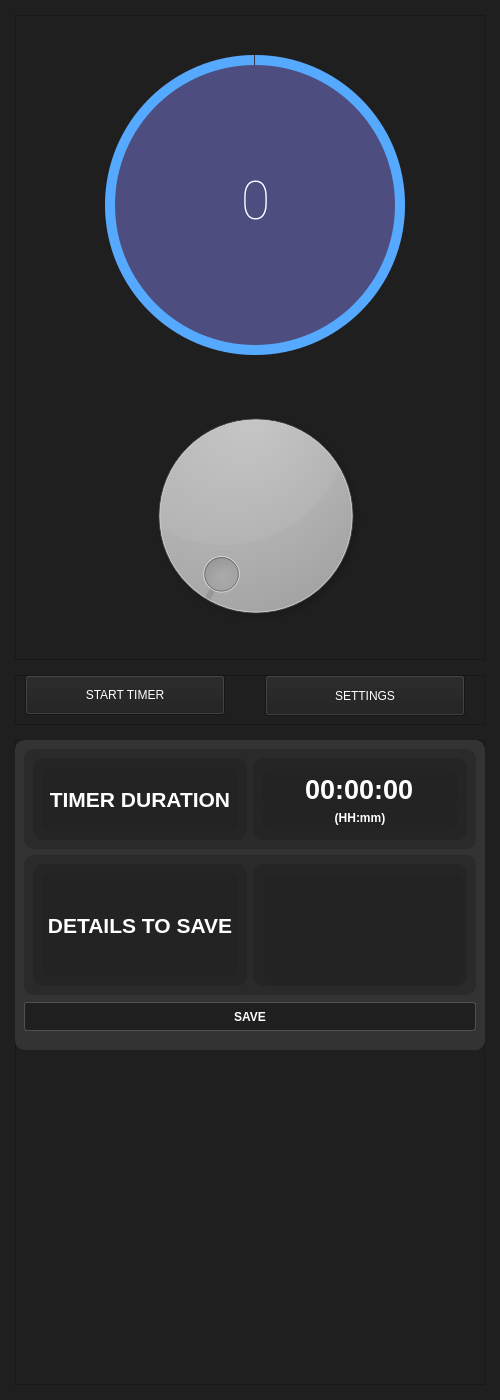
This is circleTimer.ui in gutmmm/TimerPasswordBox as Qt 5 draws it before an edit. The edited form follows.
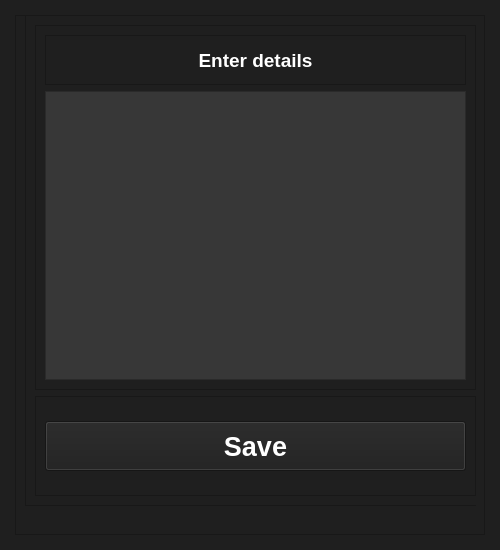
This is the edited form. The open tabs and pages were chosen to show the change.

Commit message: Changed layout. Backend to be fixed

Patch:
```diff
--- a/circleTimer.ui
+++ b/circleTimer.ui
@@ -10,21 +10,166 @@
     <x>0</x>
     <y>0</y>
     <width>500</width>
-    <height>1400</height>
+    <height>550</height>
    </rect>
   </property>
   <property name="minimumSize">
    <size>
     <width>500</width>
-    <height>1400</height>
+    <height>550</height>
    </size>
   </property>
   <property name="maximumSize">
    <size>
     <width>500</width>
-    <height>1400</height>
+    <height>550</height>
    </size>
   </property>
+  <property name="palette">
+   <palette>
+    <active>
+     <colorrole role="WindowText">
+      <brush brushstyle="SolidPattern">
+       <color alpha="255">
+        <red>255</red>
+        <green>255</green>
+        <blue>255</blue>
+       </color>
+      </brush>
+     </colorrole>
+     <colorrole role="Button">
+      <brush brushstyle="SolidPattern">
+       <color alpha="255">
+        <red>31</red>
+        <green>31</green>
+        <blue>31</blue>
+       </color>
+      </brush>
+     </colorrole>
+     <colorrole role="ButtonText">
+      <brush brushstyle="SolidPattern">
+       <color alpha="255">
+        <red>255</red>
+        <green>255</green>
+        <blue>255</blue>
+       </color>
+      </brush>
+     </colorrole>
+     <colorrole role="Base">
+      <brush brushstyle="SolidPattern">
+       <color alpha="255">
+        <red>255</red>
+        <green>255</green>
+        <blue>255</blue>
+       </color>
+      </brush>
+     </colorrole>
+     <colorrole role="Window">
+      <brush brushstyle="SolidPattern">
+       <color alpha="255">
+        <red>31</red>
+        <green>31</green>
+        <blue>31</blue>
+       </color>
+      </brush>
+     </colorrole>
+    </active>
+    <inactive>
+     <colorrole role="WindowText">
+      <brush brushstyle="SolidPattern">
+       <color alpha="255">
+        <red>255</red>
+        <green>255</green>
+        <blue>255</blue>
+       </color>
+      </brush>
+     </colorrole>
+     <colorrole role="Button">
+      <brush brushstyle="SolidPattern">
+       <color alpha="255">
+        <red>31</red>
+        <green>31</green>
+        <blue>31</blue>
+       </color>
+      </brush>
+     </colorrole>
+     <colorrole role="ButtonText">
+      <brush brushstyle="SolidPattern">
+       <color alpha="255">
+        <red>255</red>
+        <green>255</green>
+        <blue>255</blue>
+       </color>
+      </brush>
+     </colorrole>
+     <colorrole role="Base">
+      <brush brushstyle="SolidPattern">
+       <color alpha="255">
+        <red>255</red>
+        <green>255</green>
+        <blue>255</blue>
+       </color>
+      </brush>
+     </colorrole>
+     <colorrole role="Window">
+      <brush brushstyle="SolidPattern">
+       <color alpha="255">
+        <red>31</red>
+        <green>31</green>
+        <blue>31</blue>
+       </color>
+      </brush>
+     </colorrole>
+    </inactive>
+    <disabled>
+     <colorrole role="WindowText">
+      <brush brushstyle="SolidPattern">
+       <color alpha="255">
+        <red>190</red>
+        <green>190</green>
+        <blue>190</blue>
+       </color>
+      </brush>
+     </colorrole>
+     <colorrole role="Button">
+      <brush brushstyle="SolidPattern">
+       <color alpha="255">
+        <red>31</red>
+        <green>31</green>
+        <blue>31</blue>
+       </color>
+      </brush>
+     </colorrole>
+     <colorrole role="ButtonText">
+      <brush brushstyle="SolidPattern">
+       <color alpha="255">
+        <red>190</red>
+        <green>190</green>
+        <blue>190</blue>
+       </color>
+      </brush>
+     </colorrole>
+     <colorrole role="Base">
+      <brush brushstyle="SolidPattern">
+       <color alpha="255">
+        <red>31</red>
+        <green>31</green>
+        <blue>31</blue>
+       </color>
+      </brush>
+     </colorrole>
+     <colorrole role="Window">
+      <brush brushstyle="SolidPattern">
+       <color alpha="255">
+        <red>31</red>
+        <green>31</green>
+        <blue>31</blue>
+       </color>
+      </brush>
+     </colorrole>
+    </disabled>
+   </palette>
+  </property>
   <property name="contextMenuPolicy">
    <enum>Qt::DefaultContextMenu</enum>
   </property>
@@ -38,7 +183,13 @@
    <property name="minimumSize">
     <size>
      <width>0</width>
-     <height>1000</height>
+     <height>550</height>
+    </size>
+   </property>
+   <property name="maximumSize">
+    <size>
+     <width>16777215</width>
+     <height>550</height>
     </size>
    </property>
    <layout class="QVBoxLayout" name="verticalLayout_3">
@@ -57,379 +208,75 @@
     <property name="bottomMargin">
      <number>15</number>
     </property>
-    <item>
-     <widget class="QFrame" name="frame">
-      <property name="minimumSize">
-       <size>
-        <width>0</width>
-        <height>300</height>
-       </size>
-      </property>
-      <property name="frameShape">
-       <enum>QFrame::StyledPanel</enum>
-      </property>
-      <property name="frameShadow">
-       <enum>QFrame::Raised</enum>
-      </property>
-      <widget class="QFrame" name="circuralProgresBarBase">
-       <property name="geometry">
-        <rect>
-         <x>80</x>
-         <y>30</y>
-         <width>320</width>
-         <height>320</height>
-        </rect>
-       </property>
-       <property name="maximumSize">
-        <size>
-         <width>320</width>
-         <height>320</height>
-        </size>
-       </property>
-       <property name="frameShape">
-        <enum>QFrame::NoFrame</enum>
-       </property>
-       <property name="frameShadow">
-        <enum>QFrame::Raised</enum>
-       </property>
-       <widget class="QFrame" name="circuralProgress">
-        <property name="geometry">
-         <rect>
-          <x>10</x>
-          <y>10</y>
-          <width>300</width>
-          <height>300</height>
-         </rect>
-        </property>
-        <property name="styleSheet">
-         <string notr="true">QFrame{
-border-radius: 150px;
-background-color: qconicalgradient(cx:0.5, cy:0.5, angle:90, stop:0.0 rgba(200, 33, 142, 0), stop:0.001 rgba(85, 170, 255, 255));
-}</string>
-        </property>
-        <property name="frameShape">
-         <enum>QFrame::NoFrame</enum>
-        </property>
-        <property name="frameShadow">
-         <enum>QFrame::Raised</enum>
-        </property>
-       </widget>
-       <widget class="QFrame" name="circurallBg">
-        <property name="geometry">
-         <rect>
-          <x>10</x>
-          <y>10</y>
-          <width>300</width>
-          <height>300</height>
-         </rect>
-        </property>
-        <property name="styleSheet">
-         <string notr="true"> border-radius: 150px;
-background-color:rgba(77,77,127, 120);</string>
-        </property>
-        <property name="frameShape">
-         <enum>QFrame::StyledPanel</enum>
-        </property>
-        <property name="frameShadow">
-         <enum>QFrame::Raised</enum>
-        </property>
-       </widget>
-       <widget class="QFrame" name="container">
-        <property name="geometry">
-         <rect>
-          <x>20</x>
-          <y>20</y>
-          <width>280</width>
-          <height>280</height>
-         </rect>
-        </property>
-        <property name="styleSheet">
-         <string notr="true">QFrame{
-	background-color: rgba(77, 77, 127);
-	border-radius: 140px;
-}</string>
-        </property>
-        <property name="frameShape">
-         <enum>QFrame::StyledPanel</enum>
-        </property>
-        <property name="frameShadow">
-         <enum>QFrame::Raised</enum>
-        </property>
-        <widget class="QLabel" name="timeLabel">
-         <property name="geometry">
-          <rect>
-           <x>30</x>
-           <y>70</y>
-           <width>221</width>
-           <height>131</height>
-          </rect>
-         </property>
-         <property name="font">
-          <font>
-           <family>Roboto Thin</family>
-           <pointsize>40</pointsize>
-          </font>
-         </property>
-         <property name="text">
-          <string>&lt;html&gt;&lt;head/&gt;&lt;body&gt;&lt;p align=&quot;center&quot;&gt;&lt;span style=&quot; color:#ffffff;&quot;&gt;0&lt;/span&gt;&lt;/p&gt;&lt;/body&gt;&lt;/html&gt;</string>
-         </property>
-         <property name="textFormat">
-          <enum>Qt::AutoText</enum>
-         </property>
-         <property name="alignment">
-          <set>Qt::AlignCenter</set>
-         </property>
-        </widget>
-       </widget>
-       <zorder>circurallBg</zorder>
-       <zorder>circuralProgress</zorder>
-       <zorder>container</zorder>
-      </widget>
-      <widget class="QDial" name="dial">
-       <property name="geometry">
-        <rect>
-         <x>70</x>
-         <y>380</y>
-         <width>341</width>
-         <height>241</height>
-        </rect>
-       </property>
-       <property name="styleSheet">
-        <string notr="true">background-color: rgb(0, 0, 0, 0);
-color: rgb(255, 255, 255, 0);</string>
-       </property>
-      </widget>
-     </widget>
-    </item>
-    <item>
-     <widget class="QFrame" name="button_frame">
-      <property name="minimumSize">
-       <size>
-        <width>0</width>
-        <height>30</height>
-       </size>
-      </property>
-      <property name="maximumSize">
-       <size>
-        <width>16777215</width>
-        <height>50</height>
-       </size>
-      </property>
-      <property name="frameShape">
-       <enum>QFrame::StyledPanel</enum>
-      </property>
-      <property name="frameShadow">
-       <enum>QFrame::Raised</enum>
-      </property>
-      <widget class="QPushButton" name="start_button">
-       <property name="geometry">
-        <rect>
-         <x>10</x>
-         <y>0</y>
-         <width>200</width>
-         <height>40</height>
-        </rect>
-       </property>
-       <property name="minimumSize">
-        <size>
-         <width>0</width>
-         <height>40</height>
-        </size>
-       </property>
-       <property name="maximumSize">
-        <size>
-         <width>200</width>
-         <height>16777215</height>
-        </size>
-       </property>
-       <property name="styleSheet">
-        <string notr="true">color: rgb(255, 255, 255);</string>
-       </property>
-       <property name="text">
-        <string>START TIMER</string>
-       </property>
-      </widget>
-      <widget class="QPushButton" name="new_entry_button">
-       <property name="geometry">
-        <rect>
-         <x>250</x>
-         <y>0</y>
-         <width>200</width>
-         <height>41</height>
-        </rect>
-       </property>
-       <property name="minimumSize">
-        <size>
-         <width>0</width>
-         <height>22</height>
-        </size>
-       </property>
-       <property name="maximumSize">
-        <size>
-         <width>200</width>
-         <height>87</height>
-        </size>
-       </property>
-       <property name="styleSheet">
-        <string notr="true">color: rgb(255, 255, 255);</string>
-       </property>
-       <property name="text">
-        <string>SETTINGS</string>
-       </property>
-      </widget>
-     </widget>
-    </item>
     <item>
      <widget class="QFrame" name="floating_frame">
       <property name="minimumSize">
        <size>
         <width>0</width>
-        <height>320</height>
-       </size>
-      </property>
-      <property name="frameShape">
-       <enum>QFrame::StyledPanel</enum>
-      </property>
-      <property name="frameShadow">
-       <enum>QFrame::Raised</enum>
-      </property>
-      <widget class="QFrame" name="info_frame">
-       <property name="geometry">
-        <rect>
-         <x>0</x>
-         <y>10</y>
-         <width>470</width>
-         <height>0</height>
-        </rect>
-       </property>
-       <property name="minimumSize">
-        <size>
-         <width>0</width>
-         <height>0</height>
+        <height>458</height>
         </size>
        </property>
        <property name="maximumSize">
         <size>
          <width>16777215</width>
-         <height>0</height>
-        </size>
-       </property>
-       <property name="styleSheet">
-        <string notr="true">background-color: rgb(51, 51, 51);
-border-radius: 10px;</string>
-       </property>
+        <height>550</height>
+       </size>
+      </property>
        <property name="frameShape">
         <enum>QFrame::StyledPanel</enum>
        </property>
        <property name="frameShadow">
-        <enum>QFrame::Raised</enum>
-       </property>
-       <widget class="QTextBrowser" name="textBrowser">
+       <enum>QFrame::Sunken</enum>
+      </property>
+      <widget class="QStackedWidget" name="stackedWidget">
         <property name="geometry">
          <rect>
-          <x>20</x>
-          <y>10</y>
-          <width>441</width>
-          <height>251</height>
-         </rect>
-        </property>
-        <property name="html">
-         <string>&lt;!DOCTYPE HTML PUBLIC &quot;-//W3C//DTD HTML 4.0//EN&quot; &quot;http://www.w3.org/TR/REC-html40/strict.dtd&quot;&gt;
-&lt;html&gt;&lt;head&gt;&lt;meta name=&quot;qrichtext&quot; content=&quot;1&quot; /&gt;&lt;style type=&quot;text/css&quot;&gt;
-p, li { white-space: pre-wrap; }
-&lt;/style&gt;&lt;/head&gt;&lt;body style=&quot; font-family:'Ubuntu'; font-size:11pt; font-weight:400; font-style:normal;&quot;&gt;
-&lt;p style=&quot; margin-top:0px; margin-bottom:0px; margin-left:0px; margin-right:0px; -qt-block-indent:0; text-indent:0px;&quot;&gt;&lt;span style=&quot; color:#ffffff;&quot;&gt;Lorem Ipsum&lt;/span&gt;&lt;/p&gt;&lt;/body&gt;&lt;/html&gt;</string>
-        </property>
-       </widget>
-      </widget>
-      <widget class="QFrame" name="settings_frame">
-       <property name="geometry">
-        <rect>
-         <x>0</x>
+         <x>10</x>
          <y>0</y>
-         <width>470</width>
-         <height>310</height>
+         <width>451</width>
+         <height>500</height>
         </rect>
        </property>
        <property name="minimumSize">
         <size>
-         <width>469</width>
-         <height>310</height>
+         <width>0</width>
+         <height>500</height>
         </size>
        </property>
        <property name="maximumSize">
         <size>
-         <width>470</width>
-         <height>0</height>
+         <width>16777215</width>
+         <height>500</height>
         </size>
        </property>
-       <property name="styleSheet">
-        <string notr="true">background-color: rgb(51, 51, 51);
-border-radius: 10px;</string>
-       </property>
-       <property name="frameShape">
-        <enum>QFrame::StyledPanel</enum>
-       </property>
-       <property name="frameShadow">
-        <enum>QFrame::Raised</enum>
-       </property>
+       <widget class="QWidget" name="page">
        <layout class="QVBoxLayout" name="verticalLayout">
         <item>
-         <widget class="QFrame" name="frame_2">
+          <widget class="QFrame" name="frame">
           <property name="maximumSize">
            <size>
             <width>16777215</width>
             <height>100</height>
            </size>
           </property>
-          <property name="autoFillBackground">
-           <bool>false</bool>
-          </property>
-          <property name="styleSheet">
-           <string notr="true">background-color: rgb(31, 31, 31, 120);</string>
-          </property>
           <property name="frameShape">
            <enum>QFrame::StyledPanel</enum>
           </property>
           <property name="frameShadow">
-           <enum>QFrame::Sunken</enum>
-          </property>
-          <property name="lineWidth">
-           <number>4</number>
-          </property>
-          <property name="midLineWidth">
-           <number>4</number>
-          </property>
-          <layout class="QHBoxLayout" name="horizontalLayout">
-           <item>
-            <widget class="QFrame" name="frame_5">
-             <property name="baseSize">
-              <size>
-               <width>1</width>
-               <height>1</height>
-              </size>
-             </property>
-             <property name="styleSheet">
-              <string notr="true"/>
-             </property>
-             <property name="frameShape">
-              <enum>QFrame::StyledPanel</enum>
-             </property>
-             <property name="frameShadow">
-              <enum>QFrame::Sunken</enum>
-             </property>
-             <property name="lineWidth">
-              <number>23</number>
-             </property>
-             <property name="midLineWidth">
-              <number>25</number>
-             </property>
-             <layout class="QVBoxLayout" name="verticalLayout_4">
+            <enum>QFrame::Raised</enum>
+           </property>
+           <layout class="QVBoxLayout" name="verticalLayout_2">
               <item>
                <widget class="QLabel" name="label">
+              <property name="maximumSize">
+               <size>
+                <width>16777215</width>
+                <height>50</height>
+               </size>
+              </property>
                 <property name="font">
                  <font>
-                  <pointsize>16</pointsize>
+                <pointsize>20</pointsize>
                   <weight>75</weight>
                   <bold>true</bold>
                  </font>
@@ -438,13 +285,7 @@
                  <string notr="true">color: rgb(255, 255, 255);</string>
                 </property>
                 <property name="text">
-                 <string>TIMER DURATION</string>
-                </property>
-                <property name="textFormat">
-                 <enum>Qt::AutoText</enum>
-                </property>
-                <property name="scaledContents">
-                 <bool>false</bool>
+               <string>Avialable Vaults</string>
                 </property>
                 <property name="alignment">
                  <set>Qt::AlignCenter</set>
@@ -455,214 +296,100 @@
             </widget>
            </item>
            <item>
-            <widget class="QFrame" name="frame_6">
-             <property name="styleSheet">
-              <string notr="true"/>
-             </property>
+          <widget class="QFrame" name="frame_4">
              <property name="frameShape">
               <enum>QFrame::StyledPanel</enum>
              </property>
              <property name="frameShadow">
               <enum>QFrame::Raised</enum>
+           </property>
+           <layout class="QVBoxLayout" name="verticalLayout_4">
+            <property name="leftMargin">
+             <number>9</number>
+            </property>
+            <item>
+             <widget class="QScrollArea" name="scrollArea">
+              <property name="widgetResizable">
+               <bool>true</bool>
+              </property>
+              <widget class="QWidget" name="scrollAreaWidgetContents">
+               <property name="geometry">
+                <rect>
+                 <x>0</x>
+                 <y>0</y>
+                 <width>411</width>
+                 <height>346</height>
+                </rect>
              </property>
              <layout class="QVBoxLayout" name="verticalLayout_5">
-              <property name="topMargin">
-               <number>0</number>
-              </property>
               <item>
-               <widget class="QTimeEdit" name="timeEdit">
+                 <widget class="QPushButton" name="vault_btn">
                 <property name="minimumSize">
                  <size>
                   <width>0</width>
-                  <height>40</height>
-                 </size>
-                </property>
-                <property name="maximumSize">
-                 <size>
-                  <width>16777215</width>
-                  <height>18</height>
-                 </size>
-                </property>
-                <property name="font">
-                 <font>
-                  <pointsize>20</pointsize>
-                  <weight>75</weight>
-                  <bold>true</bold>
-                 </font>
-                </property>
-                <property name="cursor">
-                 <cursorShape>SizeVerCursor</cursorShape>
-                </property>
-                <property name="mouseTracking">
-                 <bool>true</bool>
-                </property>
-                <property name="tabletTracking">
-                 <bool>true</bool>
-                </property>
-                <property name="layoutDirection">
-                 <enum>Qt::RightToLeft</enum>
-                </property>
-                <property name="styleSheet">
-                 <string notr="true">color: rgb(255, 255, 255);</string>
-                </property>
-                <property name="alignment">
-                 <set>Qt::AlignCenter</set>
-                </property>
-                <property name="buttonSymbols">
-                 <enum>QAbstractSpinBox::NoButtons</enum>
-                </property>
-                <property name="currentSection">
-                 <enum>QDateTimeEdit::HourSection</enum>
-                </property>
-               </widget>
-              </item>
-              <item>
-               <widget class="QLabel" name="label_3">
-                <property name="maximumSize">
-                 <size>
-                  <width>16777215</width>
                   <height>50</height>
                  </size>
                 </property>
-                <property name="font">
-                 <font>
-                  <weight>75</weight>
-                  <bold>true</bold>
-                 </font>
-                </property>
                 <property name="styleSheet">
                  <string notr="true">color: rgb(255, 255, 255);</string>
                 </property>
                 <property name="text">
-                 <string>(HH:mm)</string>
-                </property>
-                <property name="alignment">
-                 <set>Qt::AlignCenter</set>
-                </property>
+                   <string>Empty</string>
+                  </property>
                </widget>
               </item>
              </layout>
             </widget>
+             </widget>
            </item>
           </layout>
          </widget>
         </item>
-        <item>
-         <widget class="QFrame" name="frame_3">
-          <property name="autoFillBackground">
-           <bool>false</bool>
-          </property>
-          <property name="styleSheet">
-           <string notr="true">background-color: rgb(31, 31, 31, 120);</string>
-          </property>
-          <property name="frameShape">
-           <enum>QFrame::StyledPanel</enum>
-          </property>
-          <property name="frameShadow">
-           <enum>QFrame::Raised</enum>
-          </property>
-          <layout class="QHBoxLayout" name="horizontalLayout_2">
            <item>
             <widget class="QFrame" name="frame_7">
-             <property name="baseSize">
+           <property name="minimumSize">
               <size>
-               <width>1</width>
-               <height>1</height>
-              </size>
-             </property>
-             <property name="styleSheet">
-              <string notr="true"/>
+             <width>0</width>
+             <height>50</height>
+            </size>
+           </property>
+           <property name="maximumSize">
+            <size>
+             <width>16777215</width>
+             <height>50</height>
+            </size>
              </property>
              <property name="frameShape">
               <enum>QFrame::StyledPanel</enum>
              </property>
              <property name="frameShadow">
-              <enum>QFrame::Sunken</enum>
-             </property>
-             <property name="lineWidth">
-              <number>23</number>
-             </property>
-             <property name="midLineWidth">
-              <number>25</number>
-             </property>
-             <layout class="QVBoxLayout" name="verticalLayout_2">
+            <enum>QFrame::Raised</enum>
+           </property>
+           <layout class="QVBoxLayout" name="verticalLayout_10">
               <item>
-               <widget class="QLabel" name="label_2">
-                <property name="font">
-                 <font>
-                  <pointsize>16</pointsize>
-                  <weight>75</weight>
-                  <bold>true</bold>
-                 </font>
-                </property>
+             <widget class="QPushButton" name="add_btn">
                 <property name="styleSheet">
                  <string notr="true">color: rgb(255, 255, 255);</string>
                 </property>
                 <property name="text">
-                 <string>DETAILS TO SAVE</string>
-                </property>
-                <property name="alignment">
-                 <set>Qt::AlignCenter</set>
-                </property>
+               <string>Add New Vault</string>
+              </property>
                </widget>
               </item>
              </layout>
             </widget>
            </item>
-           <item>
-            <widget class="QFrame" name="frame_8">
-             <property name="baseSize">
-              <size>
-               <width>1</width>
-               <height>1</height>
-              </size>
-             </property>
-             <property name="styleSheet">
-              <string notr="true"/>
-             </property>
-             <property name="frameShape">
-              <enum>QFrame::StyledPanel</enum>
-             </property>
-             <property name="frameShadow">
-              <enum>QFrame::Sunken</enum>
-             </property>
-             <property name="lineWidth">
-              <number>23</number>
-             </property>
-             <property name="midLineWidth">
-              <number>25</number>
-             </property>
-             <widget class="QPlainTextEdit" name="plainTextEdit">
+        </layout>
+       </widget>
+       <widget class="QWidget" name="page_2">
+        <widget class="QFrame" name="frame_5">
               <property name="geometry">
                <rect>
-                <x>10</x>
-                <y>10</y>
-                <width>201</width>
-                <height>111</height>
-               </rect>
-              </property>
-              <property name="font">
-               <font>
-                <weight>75</weight>
-                <bold>true</bold>
-               </font>
-              </property>
-              <property name="styleSheet">
-               <string notr="true">color: rgb(255, 255, 255);</string>
-              </property>
-             </widget>
-            </widget>
-           </item>
-          </layout>
-         </widget>
-        </item>
-        <item>
-         <widget class="QFrame" name="frame_4">
-          <property name="maximumSize">
-           <size>
-            <width>470</width>
-            <height>40</height>
-           </size>
+           <x>0</x>
+           <y>0</y>
+           <width>461</width>
+           <height>491</height>
+          </rect>
           </property>
           <property name="frameShape">
            <enum>QFrame::StyledPanel</enum>
@@ -671,59 +398,108 @@
            <enum>QFrame::Raised</enum>
           </property>
           <layout class="QVBoxLayout" name="verticalLayout_6">
-           <property name="leftMargin">
-            <number>0</number>
-           </property>
-           <property name="topMargin">
-            <number>0</number>
-           </property>
-           <property name="rightMargin">
-            <number>0</number>
-           </property>
+          <item>
+           <widget class="QFrame" name="frame_3">
+            <property name="frameShape">
+             <enum>QFrame::StyledPanel</enum>
+            </property>
+            <property name="frameShadow">
+             <enum>QFrame::Raised</enum>
+            </property>
+            <layout class="QVBoxLayout" name="verticalLayout_7">
+             <item>
+              <widget class="QFrame" name="frame_6">
+               <property name="minimumSize">
+                <size>
+                 <width>0</width>
+                 <height>50</height>
+                </size>
+               </property>
+               <property name="frameShape">
+                <enum>QFrame::StyledPanel</enum>
+               </property>
+               <property name="frameShadow">
+                <enum>QFrame::Raised</enum>
+               </property>
+               <layout class="QVBoxLayout" name="verticalLayout_9">
+                <item>
+                 <widget class="QLabel" name="label_2">
+                  <property name="font">
+                   <font>
+                    <pointsize>14</pointsize>
+                    <weight>75</weight>
+                    <bold>true</bold>
+                   </font>
+                  </property>
+                  <property name="styleSheet">
+                   <string notr="true">color: rgb(255, 255, 255);</string>
+                  </property>
+                  <property name="text">
+                   <string>Enter details</string>
+                  </property>
+                  <property name="alignment">
+                   <set>Qt::AlignCenter</set>
+                  </property>
+                 </widget>
+                </item>
+               </layout>
+              </widget>
+             </item>
+             <item>
+              <widget class="QTextEdit" name="textEdit">
+               <property name="styleSheet">
+                <string notr="true">background-color: rgb(55, 55, 55);</string>
+               </property>
+              </widget>
+             </item>
+            </layout>
+           </widget>
+          </item>
+          <item>
+           <widget class="QFrame" name="frame_2">
+            <property name="minimumSize">
+             <size>
+              <width>0</width>
+              <height>100</height>
+             </size>
+            </property>
+            <property name="frameShape">
+             <enum>QFrame::StyledPanel</enum>
+            </property>
+            <property name="frameShadow">
+             <enum>QFrame::Raised</enum>
+            </property>
+            <layout class="QVBoxLayout" name="verticalLayout_8">
            <item>
             <widget class="QPushButton" name="pushButton">
              <property name="minimumSize">
               <size>
-               <width>445</width>
-               <height>29</height>
+                 <width>0</width>
+                 <height>50</height>
               </size>
              </property>
              <property name="font">
               <font>
+                 <pointsize>20</pointsize>
                <weight>75</weight>
                <bold>true</bold>
               </font>
              </property>
              <property name="styleSheet">
-              <string notr="true">QPushButton {
-	color: rgb(255, 255, 255);
-	background-color: rgb(31, 31, 31);
-	border: 1px solid;
-	border-color: rgb(80, 80, 80);
-	border-radius: 3px;
-
-}
-
-QPushButton:hover {
-	background-color: rgb(40, 40, 40);
-}
-
-QPushButton:pressed {
-	background-color: rgb(0, 0, 0);
-}</string>
+                <string notr="true">color: rgb(255, 255, 255);</string>
              </property>
              <property name="text">
-              <string>SAVE</string>
-             </property>
-             <property name="flat">
-              <bool>false</bool>
-             </property>
+                <string>Save</string>
+               </property>
             </widget>
            </item>
           </layout>
          </widget>
         </item>
        </layout>
+        </widget>
+       </widget>
+       <widget class="QWidget" name="page_3"/>
       </widget>
      </widget>
     </item>
```
Lines whose indentation alone changed are shown as unchanged. The commit also changes 3 other files.
